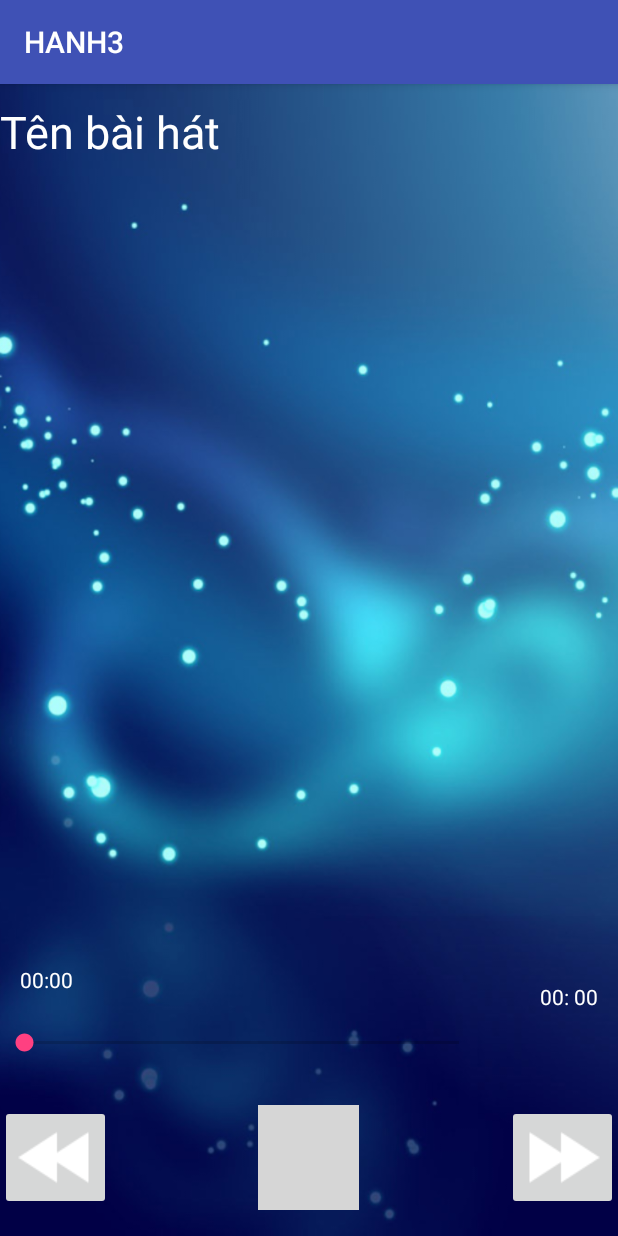
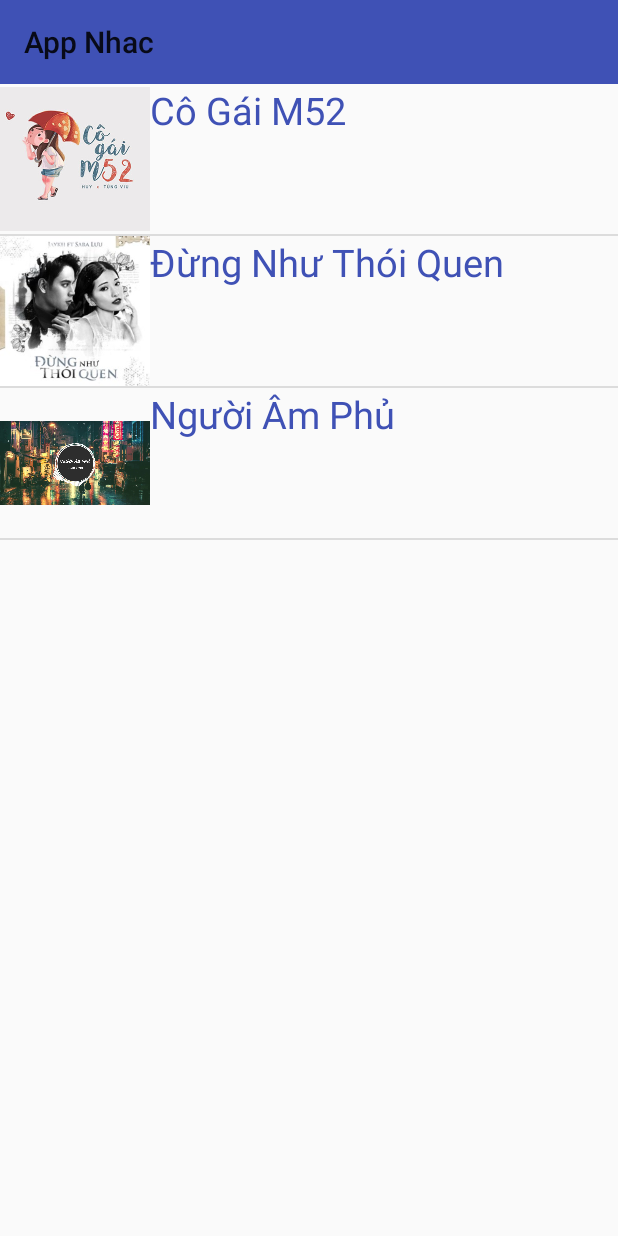
Before and after one commit to lecam83it/HANH3, an Android app: the screen it shows after launch (MainActivity before the commit, ListActivity after it), on a phone screen of 412 x 824 dp. Run offline under Robolectric (Android 15) with nearby library versions, the phone set to English and light mode, and no system bars; grey boxes are pictures that could not be loaded.

Commit message:
full app

```diff
--- a/app/build.gradle
+++ b/app/build.gradle
@@ -25,4 +25,5 @@ dependencies {
     testImplementation 'junit:junit:4.12'
     androidTestImplementation 'com.android.support.test:runner:1.0.2'
     androidTestImplementation 'com.android.support.test.espresso:espresso-core:3.0.2'
+    implementation 'de.hdodenhof:circleimageview:2.2.0'
 }
--- a/app/src/main/AndroidManifest.xml
+++ b/app/src/main/AndroidManifest.xml
@@ -9,13 +9,14 @@
         android:roundIcon="@mipmap/ic_launcher_round"
         android:supportsRtl="true"
         android:theme="@style/AppTheme">
-        <activity android:name=".MainActivity">
+        <activity android:name=".ListActivity">
             <intent-filter>
                 <action android:name="android.intent.action.MAIN" />
 
                 <category android:name="android.intent.category.LAUNCHER" />
             </intent-filter>
         </activity>
+        <activity android:name=".MainActivity"></activity>
     </application>
 
 </manifest>
--- /dev/null
+++ b/app/src/main/java/com/example/pc/hanh3/Adapter.java
@@ -0,0 +1,68 @@
+package com.example.pc.hanh3;
+
+import android.app.Activity;
+import android.view.View;
+import android.view.ViewGroup;
+import android.widget.BaseAdapter;
+import android.widget.ImageView;
+import android.widget.TextView;
+
+import java.util.ArrayList;
+
+/**
+ * Created by Admin on 5/8/2018.
+ */
+
+public class Adapter extends BaseAdapter {
+
+    Activity context ;
+    int res;
+    ArrayList<Song> list;
+
+    public Adapter(Activity context , int res, ArrayList<Song> list){
+        this.context = context;
+        this.res = res;
+        this.list = list;
+    }
+    @Override
+    public int getCount() {
+        return list.size();
+    }
+
+    @Override
+    public Object getItem(int i) {
+        return list.get(i);
+    }
+
+    @Override
+    public long getItemId(int i) {
+        return i;
+    }
+
+    class ViewHolder{
+        TextView txtName;
+        ImageView imgAvatar;
+        public ViewHolder(){}
+    }
+    @Override
+    public View getView(int i, View convertView, ViewGroup viewGroup) {
+        ViewHolder holder;
+
+        if(convertView == null){
+            holder = new ViewHolder();
+            convertView = this.context.getLayoutInflater().inflate(this.res, null);
+
+            holder.txtName = (TextView) convertView.findViewById(R.id.nameOfSong);
+            holder.imgAvatar = (ImageView) convertView.findViewById(R.id.img_logo);
+
+            convertView.setTag(holder);
+        } else {
+            holder = (ViewHolder) convertView.getTag();
+        }
+
+        Song song = (Song) getItem(i);
+        holder.imgAvatar.setImageResource(song.getImage());
+        holder.txtName.setText(song.getTitle());
+        return  convertView;
+    }
+}
--- a/app/src/main/java/com/example/pc/hanh3/Song.java
+++ b/app/src/main/java/com/example/pc/hanh3/Song.java
@@ -1,12 +1,15 @@
 package com.example.pc.hanh3;
 
-public class Song {
+import java.io.Serializable;
+
+public class Song implements Serializable {
     private String Title;
     private int File;
-     public Song(String title , int file){
+    private int Image;
+     public Song(String title , int file, int image){
          Title =title;
          File= file;
-
+         Image = image;
      }
 
     public String getTitle() {
@@ -24,4 +27,12 @@ public class Song {
     public void setTitle(String title) {
         Title = title;
     }
+
+    public int getImage() {
+        return Image;
+    }
+
+    public void setImage(int image) {
+        Image = image;
+    }
 }
--- /dev/null
+++ b/app/src/main/res/layout/activity_list.xml
@@ -0,0 +1,19 @@
+<?xml version="1.0" encoding="utf-8"?>
+<LinearLayout xmlns:android="http://schemas.android.com/apk/res/android"
+    xmlns:app="http://schemas.android.com/apk/res-auto"
+    xmlns:tools="http://schemas.android.com/tools"
+    android:layout_width="match_parent"
+    android:layout_height="match_parent"
+    android:orientation="vertical"
+    tools:context="com.example.pc.hanh3.ListActivity">
+    <android.support.v7.widget.Toolbar
+        xmlns:android="http://schemas.android.com/apk/res/android"
+        android:background="@color/colorPrimary"
+        app:title="@string/app_name"
+        android:layout_width="match_parent"
+        android:layout_height="wrap_content"/>
+    <ListView
+        android:id="@+id/listSong"
+        android:layout_width="match_parent"
+        android:layout_height="match_parent"/>
+</LinearLayout>
--- a/app/src/main/res/layout/activity_main.xml
+++ b/app/src/main/res/layout/activity_main.xml
@@ -1,77 +1,95 @@
 <?xml version="1.0" encoding="utf-8"?>
-<RelativeLayout xmlns:android="http://schemas.android.com/apk/res/android"
+<LinearLayout xmlns:android="http://schemas.android.com/apk/res/android"
     xmlns:app="http://schemas.android.com/apk/res-auto"
     xmlns:tools="http://schemas.android.com/tools"
     android:layout_width="match_parent"
     android:layout_height="match_parent"
+    android:orientation="vertical"
     android:background="@drawable/bg_app"
     tools:context=".MainActivity">
 
+    <android.support.v7.widget.Toolbar
+        xmlns:android="http://schemas.android.com/apk/res/android"
+        android:id="@+id/toolbar"
+        android:background="@color/colorPrimary"
+        android:layout_width="match_parent"
+        android:layout_height="wrap_content"/>
 
+   <RelativeLayout
+       android:layout_width="match_parent"
+       android:layout_height="match_parent">
        <ImageButton
            android:id="@+id/btnNext"
-        android:layout_width="wrap_content"
-        android:layout_height="wrap_content"
+           android:layout_width="76dp"
+           android:layout_height="76dp"
            android:layout_alignParentBottom="true"
            android:layout_alignParentEnd="true"
-        android:layout_marginBottom="17dp"
+           android:layout_alignParentRight="true"
            app:srcCompat="@drawable/icon_next" />
 
        <ImageButton
            android:id="@+id/btnPlay"
-        android:layout_width="67dp"
-        android:layout_height="70dp"
-        android:layout_alignTop="@+id/btnNext"
+           android:layout_width="76dp"
+           android:layout_height="76dp"
+           android:layout_alignParentBottom="true"
            android:layout_centerHorizontal="true"
            app:srcCompat="@drawable/icon_play" />
 
        <ImageButton
            android:id="@+id/btnPrev"
-        android:layout_width="wrap_content"
-        android:layout_height="wrap_content"
+           android:layout_width="76dp"
+           android:layout_height="76dp"
+           android:layout_alignParentBottom="true"
+           android:layout_alignParentLeft="true"
            android:layout_alignParentStart="true"
-        android:layout_alignTop="@+id/btnNext"
            app:srcCompat="@drawable/icon_prev" />
+
+       <de.hdodenhof.circleimageview.CircleImageView xmlns:app="http://schemas.android.com/apk/res-auto"
+           android:id="@+id/img_disc"
+           android:layout_width="250dp"
+           android:layout_height="250dp"
+           android:layout_below="@+id/tenbaihat"
+           android:layout_centerHorizontal="true"
+           android:src="@drawable/co_gai_m52" />
 
        <SeekBar
            android:id="@+id/seekBar"
-        android:layout_width="322dp"
+           android:layout_width="match_parent"
            android:layout_height="wrap_content"
-        android:layout_alignEnd="@+id/imageButton4"
-        android:layout_alignParentBottom="true"
-        android:layout_marginBottom="120dp"
-        android:layout_marginEnd="-172dp" />
+           android:layout_above="@+id/btnNext"
+           android:layout_alignParentLeft="true"
+           android:layout_alignParentStart="true" />
 
        <TextView
            android:id="@+id/timeStart"
            android:layout_width="wrap_content"
            android:layout_height="wrap_content"
-        android:layout_alignParentBottom="true"
+           android:layout_above="@+id/seekBar"
+           android:layout_alignParentLeft="true"
            android:layout_alignParentStart="true"
-        android:layout_marginBottom="161dp"
-        android:layout_marginStart="13dp"
            android:text="00:00"
-        android:textColor="@android:color/white" />
+           android:textColor="#FFF" />
 
        <TextView
            android:id="@+id/TimeTotal"
            android:layout_width="wrap_content"
            android:layout_height="wrap_content"
-        android:layout_alignParentBottom="true"
+           android:layout_alignBaseline="@+id/timeStart"
+           android:layout_alignBottom="@+id/timeStart"
            android:layout_alignParentEnd="true"
-        android:layout_marginBottom="150dp"
-        android:layout_marginEnd="13dp"
+           android:layout_alignParentRight="true"
            android:text="00: 00"
-        android:textColor="@android:color/white" />
+           android:textColor="#FFF" />
 
        <TextView
            android:id="@+id/tenbaihat"
-        android:layout_width="wrap_content"
-        android:layout_height="wrap_content"
+           android:layout_width="match_parent"
+           android:layout_height="60dp"
+           android:layout_alignParentLeft="true"
+           android:layout_alignParentStart="true"
            android:layout_alignParentTop="true"
-        android:layout_alignStart="@+id/imageButton5"
-        android:layout_marginTop="11dp"
            android:text="Tên bài hát"
            android:textColor="@android:color/white"
            android:textSize="30sp" />
    </RelativeLayout>
+</LinearLayout>
--- /dev/null
+++ b/app/src/main/res/layout/items.xml
@@ -0,0 +1,17 @@
+<?xml version="1.0" encoding="utf-8"?>
+<LinearLayout xmlns:android="http://schemas.android.com/apk/res/android"
+    android:orientation="horizontal" android:layout_width="match_parent"
+    android:layout_height="wrap_content">
+    <ImageView
+        android:id="@+id/img_logo"
+        android:src="@drawable/co_gai_m52"
+        android:layout_width="100dp"
+        android:layout_height="100dp" />
+    <TextView
+        android:id="@+id/nameOfSong"
+        android:textColor="@color/colorPrimary"
+        android:textSize="25sp"
+        android:text="Co Gai M52"
+        android:layout_width="match_parent"
+        android:layout_height="100dp" />
+</LinearLayout>
--- a/app/src/main/res/values/strings.xml
+++ b/app/src/main/res/values/strings.xml
@@ -1,3 +1,3 @@
 <resources>
-    <string name="app_name">HANH3</string>
+    <string name="app_name">App Nhac</string>
 </resources>
--- a/app/src/main/res/values/styles.xml
+++ b/app/src/main/res/values/styles.xml
@@ -1,7 +1,7 @@
 <resources>
 
     <!-- Base application theme. -->
-    <style name="AppTheme" parent="Theme.AppCompat.Light.DarkActionBar">
+    <style name="AppTheme" parent="Theme.AppCompat.Light.NoActionBar">
         <!-- Customize your theme here. -->
         <item name="colorPrimary">@color/colorPrimary</item>
         <item name="colorPrimaryDark">@color/colorPrimaryDark</item>
```
Also changed, not shown: app/src/main/java/com/example/pc/hanh3/MainActivity.java (+164 -11 lines), app/src/main/res/anim/disc_route.xml (added, +14 -0 lines), app/src/main/res/drawable/co_gai_m52.jpg (added), app/src/main/res/drawable/dung_nhu_thoi_quen.jpg (added), app/src/main/res/drawable/nguoi_am_phu.jpg (added), 1 other file. Lines whose indentation alone changed are shown as unchanged.
